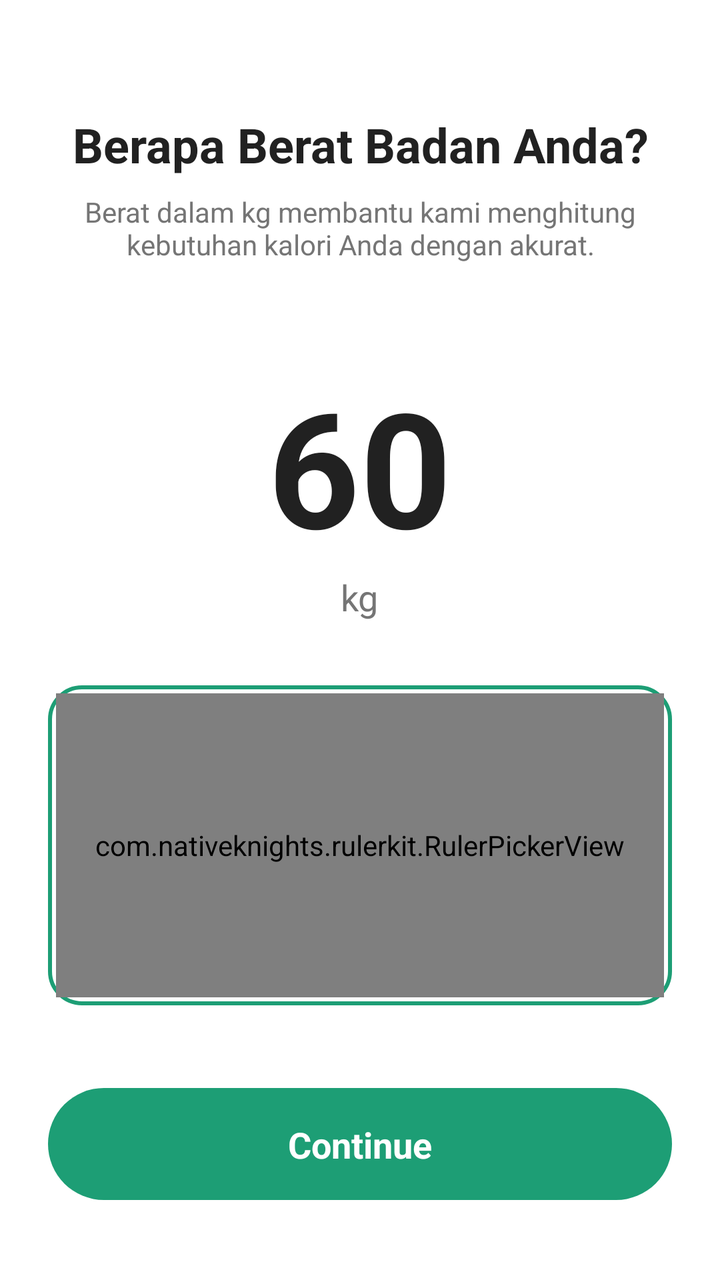
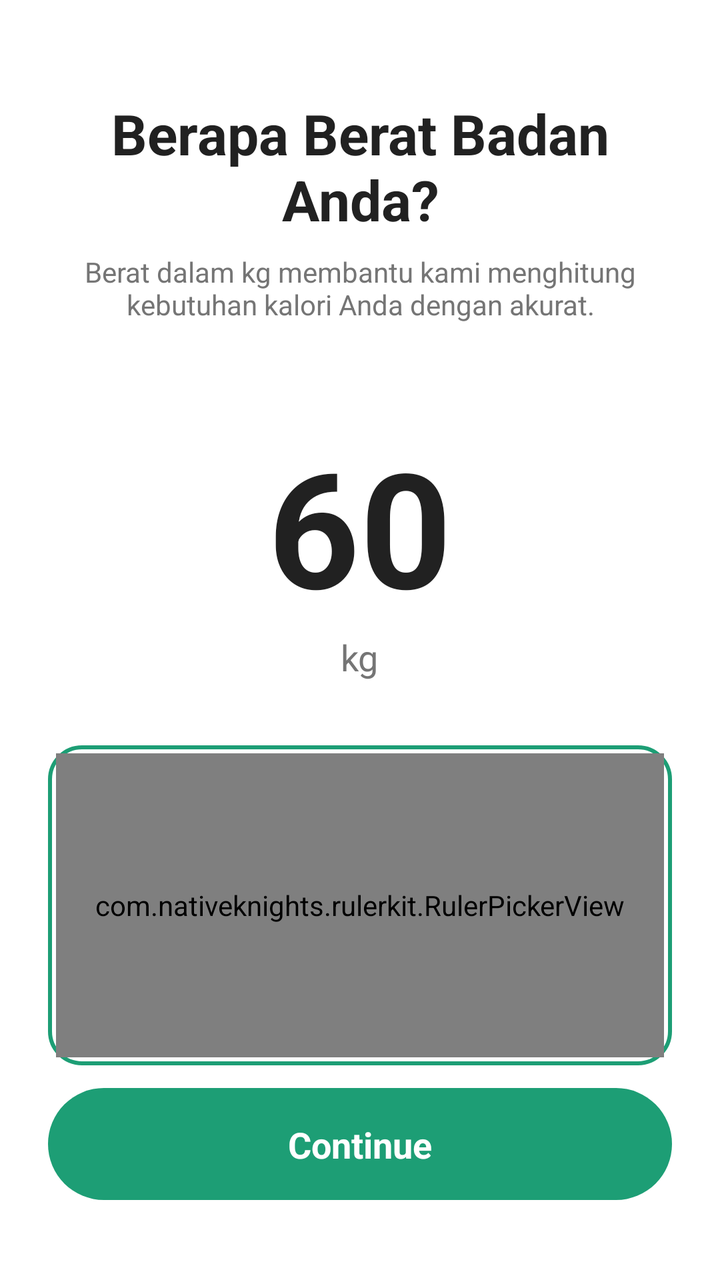

Two renders of the same Android screen: before a commit and after it. Below are the layout's source before the change and the commit's diff.
<!-- AndroidManifest.xml: application theme Theme.SmartBite -->
<!-- res/layout/fragment_onboarding_weight.xml -->
<?xml version="1.0" encoding="utf-8"?>
<androidx.constraintlayout.widget.ConstraintLayout
    xmlns:android="http://schemas.android.com/apk/res/android"
    xmlns:app="http://schemas.android.com/apk/res-auto"
    android:layout_width="match_parent"
    android:layout_height="match_parent"
    android:background="@color/white"
    android:padding="24dp">

    <TextView
        android:id="@+id/tv_title"
        android:layout_width="match_parent"
        android:layout_height="wrap_content"
        android:layout_marginTop="32dp"
        android:gravity="center"
        android:text="Berapa Berat Badan Anda?"
        android:textColor="@color/text_primary"
        android:textSize="24sp"
        android:textStyle="bold"
        app:layout_constraintTop_toTopOf="parent" />

    <TextView
        android:id="@+id/tv_subtitle"
        android:layout_width="match_parent"
        android:layout_height="wrap_content"
        android:layout_marginTop="8dp"
        android:gravity="center"
        android:text="Berat dalam kg membantu kami menghitung kebutuhan kalori Anda dengan akurat."
        android:textColor="@color/text_secondary"
        android:textSize="14sp"
        app:layout_constraintTop_toBottomOf="@id/tv_title" />

    <LinearLayout
        android:id="@+id/ll_selected_value"
        android:layout_width="wrap_content"
        android:layout_height="wrap_content"
        android:layout_marginTop="48dp"
        android:gravity="center"
        android:orientation="vertical"
        app:layout_constraintEnd_toEndOf="parent"
        app:layout_constraintStart_toStartOf="parent"
        app:layout_constraintTop_toBottomOf="@id/tv_subtitle">

        <TextView
            android:id="@+id/tv_weight_value"
            android:layout_width="wrap_content"
            android:layout_height="wrap_content"
            android:text="60"
            android:textColor="@color/text_primary"
            android:textSize="80sp"
            android:textStyle="bold" />

        <TextView
            android:layout_width="wrap_content"
            android:layout_height="wrap_content"
            android:text="kg"
            android:textColor="@color/text_secondary"
            android:textSize="18sp" />

    </LinearLayout>

    <FrameLayout
        android:id="@+id/cv_ruler_container"
        android:layout_width="match_parent"
        android:layout_height="160dp"
        android:layout_marginTop="32dp"
        android:padding="4dp"
        android:background="@drawable/bg_ruler_card"
        app:layout_constraintTop_toBottomOf="@id/ll_selected_value">

        <com.nativeknights.rulerkit.RulerPickerView
            android:id="@+id/weightRulerPicker"
            android:layout_width="match_parent"
            android:layout_height="match_parent"
            app:rulerInputType="weight"
            app:rulerUnit="kg"
            app:rulerInitialValue="60"
            app:rulerMinValue="20"
            app:rulerMaxValue="300"
            app:indicatorType="triangle"
            app:indicatorColor="@color/brand_green"
            app:indicatorWidth="6dp"
            app:tickSpacing="18dp"
            app:showValueLabel="false" />
    </FrameLayout>

    <TextView
        android:id="@+id/tv_warning"
        android:layout_width="match_parent"
        android:layout_height="wrap_content"
        android:layout_marginTop="8dp"
        android:gravity="center"
        android:textColor="#A32D2D"
        android:textSize="13sp"
        android:visibility="gone"
        app:layout_constraintTop_toBottomOf="@id/cv_ruler_container" />

    <androidx.constraintlayout.widget.ConstraintLayout
        android:id="@+id/btn_next"
        android:layout_width="match_parent"
        android:layout_height="56dp"
        android:layout_marginBottom="16dp"
        android:background="@drawable/onboarding_button_bg"
        android:clickable="true"
        android:focusable="true"
        app:layout_constraintBottom_toBottomOf="parent">

        <TextView
            android:layout_width="wrap_content"
            android:layout_height="wrap_content"
            android:text="Continue"
            android:textColor="@color/white"
            android:textSize="18sp"
            android:textStyle="bold"
            app:layout_constraintBottom_toBottomOf="parent"
            app:layout_constraintEnd_toEndOf="parent"
            app:layout_constraintStart_toStartOf="parent"
            app:layout_constraintTop_toTopOf="parent" />

    </androidx.constraintlayout.widget.ConstraintLayout>

</androidx.constraintlayout.widget.ConstraintLayout>
<!-- resources referenced by this layout -->
<resources>
  <color name="brand_green">#1D9E75</color>
  <color name="text_primary">#212121</color>
  <color name="text_secondary">#757575</color>
  <color name="white">#FFFFFFFF</color>
  <!-- drawable bg_ruler_card (drawable) -->
  <?xml version="1.0" encoding="utf-8"?>
  <shape xmlns:android="http://schemas.android.com/apk/res/android"
      android:shape="rectangle">
      <solid android:color="@color/white" />
      <stroke android:width="2dp" android:color="@color/brand_green" />
      <corners android:radius="16dp" />
  </shape>
  <!-- drawable onboarding_button_bg (drawable) -->
  <?xml version="1.0" encoding="utf-8"?>
  <ripple xmlns:android="http://schemas.android.com/apk/res/android"
      android:color="#40FFFFFF">
      <item>
          <shape android:shape="rectangle">
              <solid android:color="@color/brand_green" />
              <corners android:radius="100dp" />
          </shape>
      </item>
  </ripple>
  <style name="Theme.SmartBite" parent="Theme.Material3.DayNight.NoActionBar">
          
          <item name="colorPrimary">@color/purple_500</item>
          <item name="colorOnPrimary">@color/white</item>
          
          <item name="colorSecondary">@color/teal_200</item>
          <item name="colorOnSecondary">@color/black</item>
          
          <item name="colorSecondaryContainer">@color/nav_glow_green</item>
          <item name="colorOnSecondaryContainer">@color/nav_active_green</item>
          
          <item name="android:statusBarColor">@android:color/transparent</item>
          <item name="android:navigationBarColor">@android:color/transparent</item>
          <item name="android:windowLayoutInDisplayCutoutMode" tools:targetApi="o_mr1">shortEdges</item>
          
      </style>
  <color name="purple_500">#3F7E03</color>
  <color name="teal_200">#FF03DAC5</color>
  <color name="black">#FF000000</color>
  <color name="nav_glow_green">#1A34A853</color>
  <color name="nav_active_green">#34A853</color>
</resources>

<!-- the commit's change to res/layout/fragment_onboarding_weight.xml (unified diff, before → after) -->
@@ -11,11 +11,11 @@
         android:id="@+id/tv_title"
         android:layout_width="match_parent"
         android:layout_height="wrap_content"
-        android:layout_marginTop="32dp"
+        android:layout_marginTop="24dp"
         android:gravity="center"
         android:text="Berapa Berat Badan Anda?"
         android:textColor="@color/text_primary"
-        android:textSize="24sp"
+        android:textSize="28sp"
         android:textStyle="bold"
         app:layout_constraintTop_toTopOf="parent" />
 
